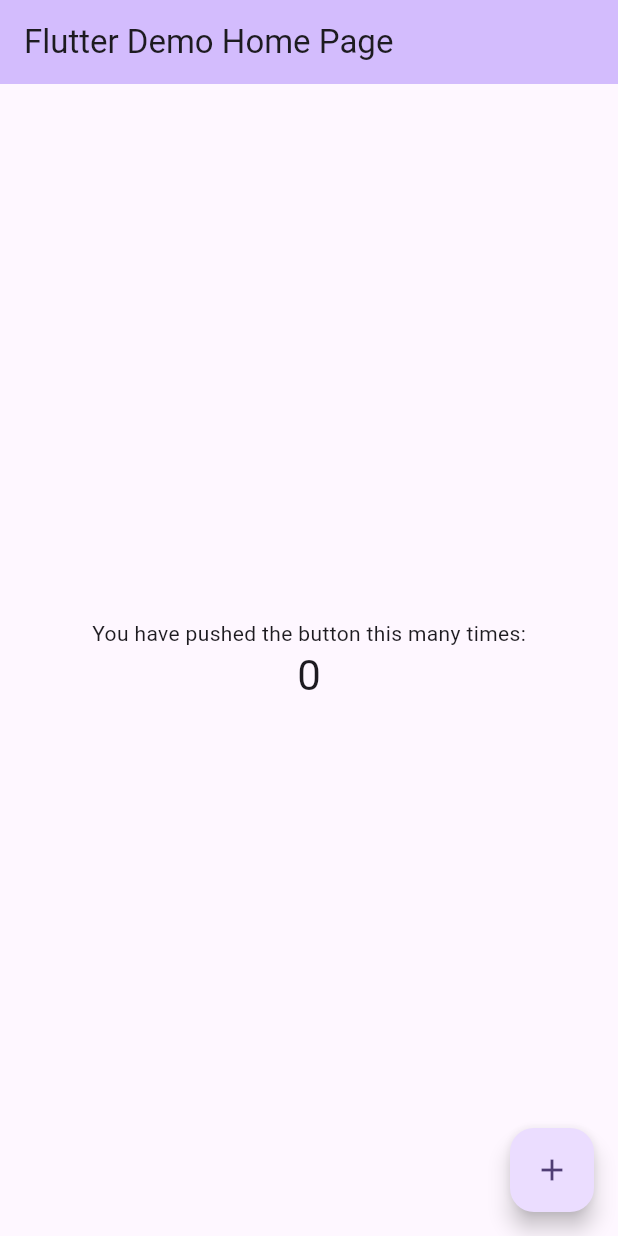
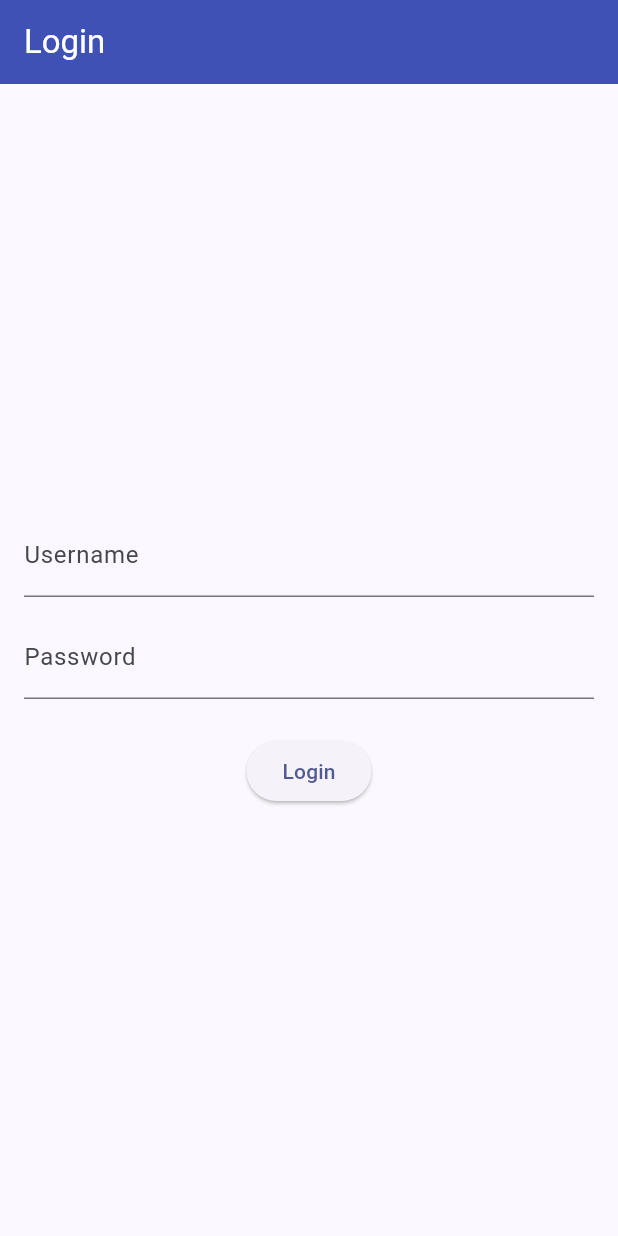
Before and after one commit to PBPK6/BookHaven-mobile, a Flutter app: the screen it shows after launch, on a phone screen of 412 x 824 dp. Run offline on Flutter 3.47's test engine with Material 2 defaults, Android fonts, the phone set to English and light mode, and no system bars; our stand-ins replace get; missing offline and left inert: pbp_django_auth.

Commit message:
Added Skeleton

```diff
--- a/lib/main.dart
+++ b/lib/main.dart
@@ -1,125 +1,29 @@
 import 'package:flutter/material.dart';
+import 'package:bookhaven_mobile/screens/login.dart';
+import 'package:provider/provider.dart';
+import 'package:pbp_django_auth/pbp_django_auth.dart';
 
 void main() {
   runApp(const MyApp());
 }
 
 class MyApp extends StatelessWidget {
-  const MyApp({super.key});
+    const MyApp({Key? key}) : super(key: key);
 
-  // This widget is the root of your application.
     @override
     Widget build(BuildContext context) {
-    return MaterialApp(
-      title: 'Flutter Demo',
+        return Provider(
+            create: (_) {
+                CookieRequest request = CookieRequest();
+                return request;
+            },
+            child: MaterialApp(
+                title: 'Flutter App',
                 theme: ThemeData(
-        // This is the theme of your application.
-        //
-        // TRY THIS: Try running your application with "flutter run". You'll see
-        // the application has a blue toolbar. Then, without quitting the app,
-        // try changing the seedColor in the colorScheme below to Colors.green
-        // and then invoke "hot reload" (save your changes or press the "hot
-        // reload" button in a Flutter-supported IDE, or press "r" if you used
-        // the command line to start the app).
-        //
-        // Notice that the counter didn't reset back to zero; the application
-        // state is not lost during the reload. To reset the state, use hot
-        // restart instead.
-        //
-        // This works for code too, not just values: Most code changes can be
-        // tested with just a hot reload.
-        colorScheme: ColorScheme.fromSeed(seedColor: Colors.deepPurple),
+                    colorScheme: ColorScheme.fromSeed(seedColor: Colors.indigo),
                     useMaterial3: true,
                 ),
-      home: const MyHomePage(title: 'Flutter Demo Home Page'),
+                home: const LoginPage()),
         );
     }
 }
-
-class MyHomePage extends StatefulWidget {
-  const MyHomePage({super.key, required this.title});
-
-  // This widget is the home page of your application. It is stateful, meaning
-  // that it has a State object (defined below) that contains fields that affect
-  // how it looks.
-
-  // This class is the configuration for the state. It holds the values (in this
-  // case the title) provided by the parent (in this case the App widget) and
-  // used by the build method of the State. Fields in a Widget subclass are
-  // always marked "final".
-
-  final String title;
-
-  @override
-  State<MyHomePage> createState() => _MyHomePageState();
-}
-
-class _MyHomePageState extends State<MyHomePage> {
-  int _counter = 0;
-
-  void _incrementCounter() {
-    setState(() {
-      // This call to setState tells the Flutter framework that something has
-      // changed in this State, which causes it to rerun the build method below
-      // so that the display can reflect the updated values. If we changed
-      // _counter without calling setState(), then the build method would not be
-      // called again, and so nothing would appear to happen.
-      _counter++;
-    });
-  }
-
-  @override
-  Widget build(BuildContext context) {
-    // This method is rerun every time setState is called, for instance as done
-    // by the _incrementCounter method above.
-    //
-    // The Flutter framework has been optimized to make rerunning build methods
-    // fast, so that you can just rebuild anything that needs updating rather
-    // than having to individually change instances of widgets.
-    return Scaffold(
-      appBar: AppBar(
-        // TRY THIS: Try changing the color here to a specific color (to
-        // Colors.amber, perhaps?) and trigger a hot reload to see the AppBar
-        // change color while the other colors stay the same.
-        backgroundColor: Theme.of(context).colorScheme.inversePrimary,
-        // Here we take the value from the MyHomePage object that was created by
-        // the App.build method, and use it to set our appbar title.
-        title: Text(widget.title),
-      ),
-      body: Center(
-        // Center is a layout widget. It takes a single child and positions it
-        // in the middle of the parent.
-        child: Column(
-          // Column is also a layout widget. It takes a list of children and
-          // arranges them vertically. By default, it sizes itself to fit its
-          // children horizontally, and tries to be as tall as its parent.
-          //
-          // Column has various properties to control how it sizes itself and
-          // how it positions its children. Here we use mainAxisAlignment to
-          // center the children vertically; the main axis here is the vertical
-          // axis because Columns are vertical (the cross axis would be
-          // horizontal).
-          //
-          // TRY THIS: Invoke "debug painting" (choose the "Toggle Debug Paint"
-          // action in the IDE, or press "p" in the console), to see the
-          // wireframe for each widget.
-          mainAxisAlignment: MainAxisAlignment.center,
-          children: <Widget>[
-            const Text(
-              'You have pushed the button this many times:',
-            ),
-            Text(
-              '$_counter',
-              style: Theme.of(context).textTheme.headlineMedium,
-            ),
-          ],
-        ),
-      ),
-      floatingActionButton: FloatingActionButton(
-        onPressed: _incrementCounter,
-        tooltip: 'Increment',
-        child: const Icon(Icons.add),
-      ), // This trailing comma makes auto-formatting nicer for build methods.
-    );
-  }
-}
--- /dev/null
+++ b/lib/screens/login.dart
@@ -0,0 +1,114 @@
+// ignore_for_file: library_private_types_in_public_api, use_build_context_synchronously
+
+import 'package:bookhaven_mobile/widgets/navbar.dart';
+import 'package:flutter/material.dart';
+import 'package:pbp_django_auth/pbp_django_auth.dart';
+import 'package:provider/provider.dart';
+
+void main() {
+    runApp(const LoginApp());
+}
+
+class LoginApp extends StatelessWidget {
+const LoginApp({super.key});
+
+@override
+Widget build(BuildContext context) {
+    return MaterialApp(
+        title: 'Login',
+        theme: ThemeData(
+            primarySwatch: Colors.blue,
+    ),
+    home: const LoginPage(),
+    );
+    }
+}
+
+class LoginPage extends StatefulWidget {
+    const LoginPage({super.key});
+
+    @override
+    _LoginPageState createState() => _LoginPageState();
+}
+
+class _LoginPageState extends State<LoginPage> {
+    final TextEditingController _usernameController = TextEditingController();
+    final TextEditingController _passwordController = TextEditingController();
+
+    @override
+    Widget build(BuildContext context) {
+        final request = context.watch<CookieRequest>();
+        return Scaffold(
+            appBar: AppBar(
+                title: const Text('Login'),
+                backgroundColor: Colors.indigo,
+                foregroundColor: Colors.white,
+            ),
+            body: Container(
+                padding: const EdgeInsets.all(16.0),
+                child: Column(
+                    mainAxisAlignment: MainAxisAlignment.center,
+                    children: [
+                        TextField(
+                            controller: _usernameController,
+                            decoration: const InputDecoration(
+                                labelText: 'Username',
+                            ),
+                        ),
+                        const SizedBox(height: 12.0),
+                        TextField(
+                            controller: _passwordController,
+                            decoration: const InputDecoration(
+                                labelText: 'Password',
+                            ),
+                            obscureText: true,
+                        ),
+                        const SizedBox(height: 24.0),
+                        ElevatedButton(
+                            onPressed: () async {
+                                String username = _usernameController.text;
+                                String password = _passwordController.text;
+
+                                final response = await request.login("http://127.0.0.1:8000/auth/login/", {
+                                'username': username,
+                                'password': password,
+                                });
+
+                                if (request.loggedIn) {
+                                    String message = response['message'];
+                                    String uname = response['username'];
+                                    Navigator.pushReplacement(
+                                        context,
+                                        MaterialPageRoute(builder: (context) => const NavigationMenu()),
+                                    );
+                                    ScaffoldMessenger.of(context)
+                                        ..hideCurrentSnackBar()
+                                        ..showSnackBar(
+                                            SnackBar(content: Text("$message Welcome, $uname.")));
+                                    } else {
+                                    showDialog(
+                                        context: context,
+                                        builder: (context) => AlertDialog(
+                                            title: const Text('Login Failed'),
+                                            content:
+                                                Text(response['message']),
+                                            actions: [
+                                                TextButton(
+                                                    child: const Text('OK'),
+                                                    onPressed: () {
+                                                        Navigator.pop(context);
+                                                    },
+                                                ),
+                                            ],
+                                        ),
+                                    );
+                                }
+                            },
+                            child: const Text('Login'),
+                        ),
+                    ],
+                ),
+            ),
+        );
+    }
+}
--- a/pubspec.yaml
+++ b/pubspec.yaml
@@ -35,6 +35,9 @@ dependencies:
   # The following adds the Cupertino Icons font to your application.
   # Use with the CupertinoIcons class for iOS style icons.
   cupertino_icons: ^1.0.2
+  provider: ^6.1.1
+  pbp_django_auth: ^0.4.0
+  get: ^4.6.6
 
 dev_dependencies:
   flutter_test:
```
Also changed, not shown: lib/screens/booklist.dart (added, +18 -0 lines), lib/screens/home.dart (added, +18 -0 lines), lib/screens/library.dart (added, +18 -0 lines), lib/screens/reviews.dart (added, +18 -0 lines), lib/screens/top.dart (added, +18 -0 lines), lib/widgets/left_drawer.dart (added, +55 -0 lines), lib/widgets/navbar.dart (added, +47 -0 lines), pubspec.lock, 1 other file. Lines whose indentation alone changed are shown as unchanged.
